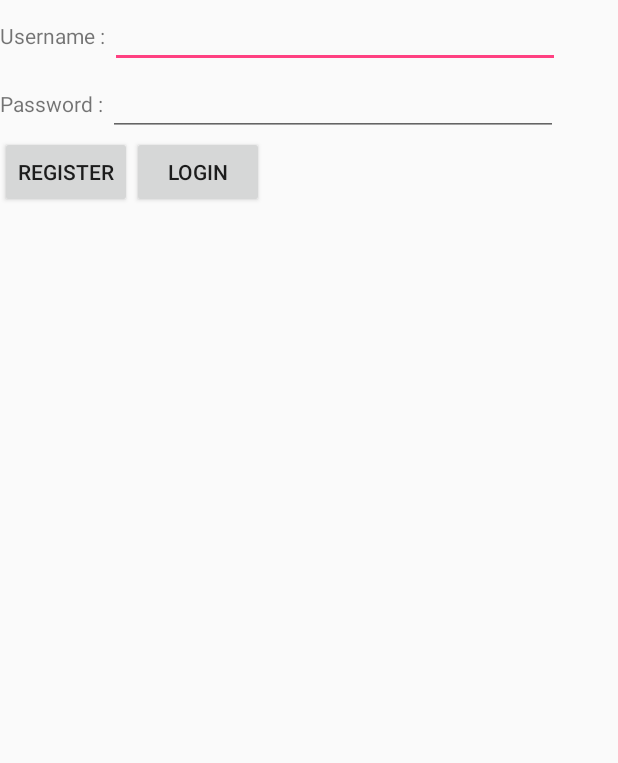
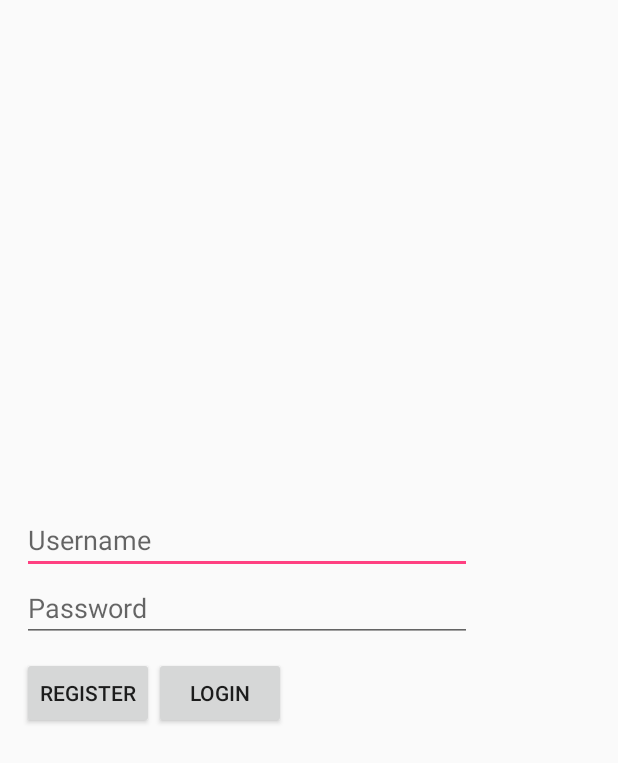
Before and after one commit to huangyt39/Geological, an Android app: the layout activity_login.xml on its own in the app's theme, with its tools: preview values and no code run, on a phone screen of 412 x 824 dp. Shown: the top 763 px of the screen. Run offline under Robolectric (Android 15) with nearby library versions, the phone set to English and light mode, and no system bars.

Commit message:
UI调整   切割部分debug

```diff
--- a/app/src/main/res/layout/activity_login.xml
+++ b/app/src/main/res/layout/activity_login.xml
@@ -9,37 +9,32 @@
     <LinearLayout
         android:layout_width="match_parent"
         android:layout_height="match_parent"
-        android:orientation="vertical">
+        android:orientation="vertical"
+        android:gravity="center">
         <LinearLayout
             android:layout_width="match_parent"
             android:layout_height="wrap_content"
-            android:orientation="horizontal">
-            <TextView
-                android:layout_width="wrap_content"
-                android:layout_height="wrap_content"
-                android:text="Username : "/>
+            android:orientation="vertical"
+            android:layout_marginLeft="10dp">
             <EditText
                 android:layout_width="300dp"
+                android:hint="Username"
+                android:inputType="text"
                 android:layout_height="wrap_content"
                 android:id="@+id/username_edittext"/>
-        </LinearLayout>
-
-        <LinearLayout
-            android:layout_width="match_parent"
-            android:layout_height="wrap_content">
-            <TextView
-                android:layout_width="wrap_content"
-                android:layout_height="wrap_content"
-                android:text="Password : "/>
             <EditText
                 android:layout_width="300dp"
+                android:inputType="text"
+                android:hint="Password"
                 android:layout_height="wrap_content"
                 android:id="@+id/password_edittext"/>
         </LinearLayout>
 
         <LinearLayout
             android:layout_width="match_parent"
-            android:layout_height="wrap_content">
+            android:layout_height="wrap_content"
+            android:layout_marginLeft="10dp"
+            android:layout_marginTop="10dp">
             <Button
                 android:layout_width="wrap_content"
                 android:layout_height="wrap_content"
--- a/build.gradle
+++ b/build.gradle
@@ -8,7 +8,7 @@ buildscript {
     }
     dependencies {
         classpath 'com.android.tools.build:gradle:3.1.2'
-
+        classpath 'com.novoda:bintray-release:0.5.0'
 
         // NOTE: Do not place your application dependencies here; they belong
         // in the individual module build.gradle files
```
Also changed, not shown: app/src/main/java/com/example/eaf/coresampleimgprocess/MainActivity.java (+8 -2 lines), app/src/main/java/com/example/eaf/coresampleimgprocess/UploadPictureActivity.java (+24 -20 lines), 11 other files.
